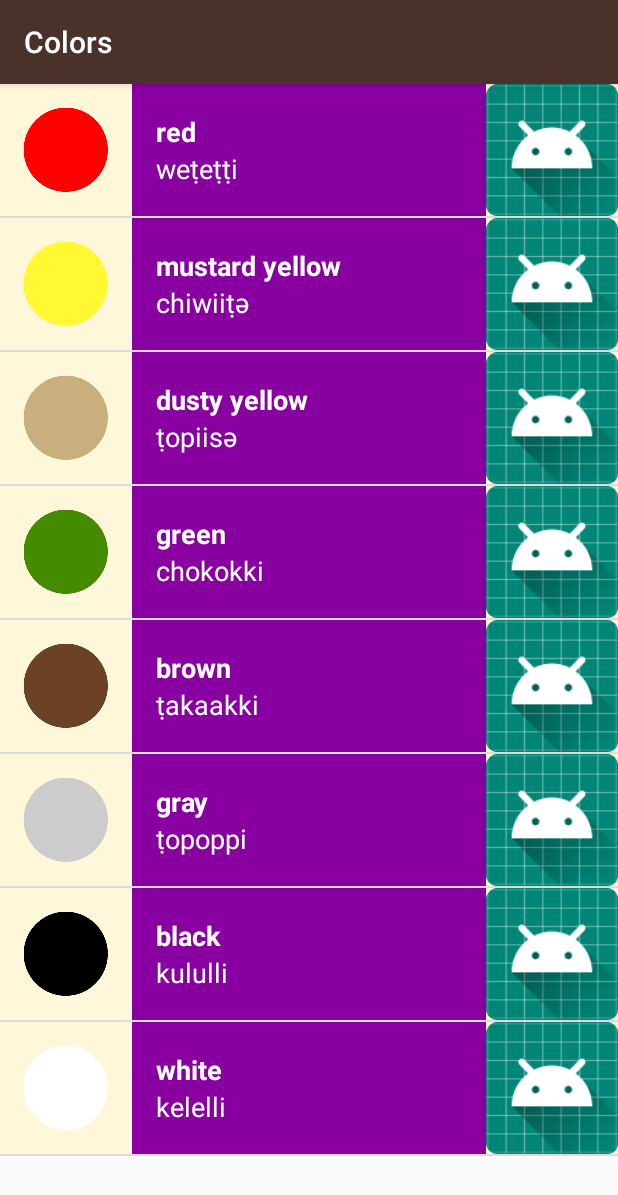
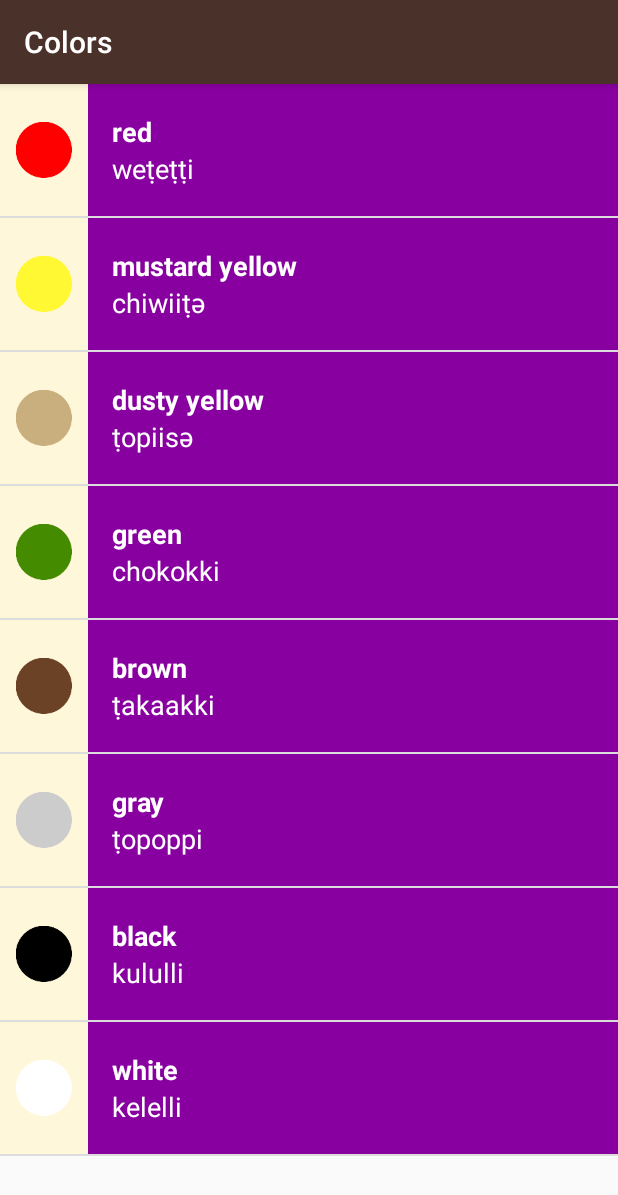
Before and after one commit to ramyt/Miwok, an Android app: the ColorsActivity screen opened directly, with no data from a screen before it, on a phone screen of 412 x 824 dp. Shown: the top 1195 px of the screen. Run offline under Robolectric (Android 15) with nearby library versions, the phone set to English and light mode, and no system bars.

Commit message:
Revert back to working version

```diff
--- a/app/src/main/res/layout/list_item.xml
+++ b/app/src/main/res/layout/list_item.xml
@@ -10,12 +10,13 @@
         android:layout_width="@dimen/list_item_height"
         android:layout_height="@dimen/list_item_height"
         android:background="@color/tan_background"
+        android:layout_weight="1"
         android:src="@mipmap/ic_launcher" />
 
     <LinearLayout
         android:id="@+id/text_container"
         style="@style/ListStyle"
-        android:layout_weight="1"
+        android:layout_weight="2"
         android:orientation="vertical">
 
         <TextView
@@ -30,10 +31,4 @@
             tools:text="one" />
 
     </LinearLayout>
-    <ImageView
-        android:id="@+id/play"
-        android:layout_width="@dimen/list_item_height"
-        android:layout_height="@dimen/list_item_height"
-        android:background="@color/tan_background"
-        android:src="@mipmap/ic_launcher" />
 </LinearLayout>
```
